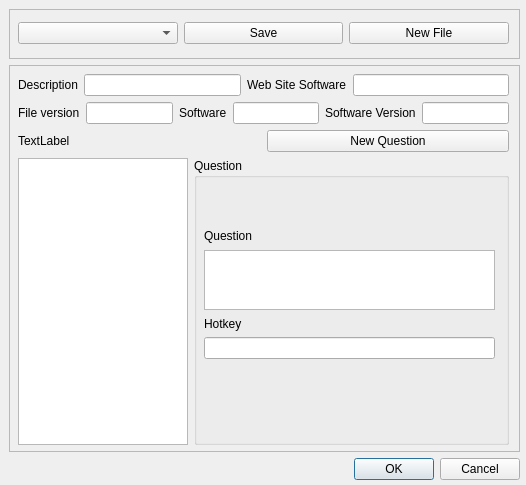
First picture: the form in editor.ui, repository Mte90/LearnHotkeys, before the edit.
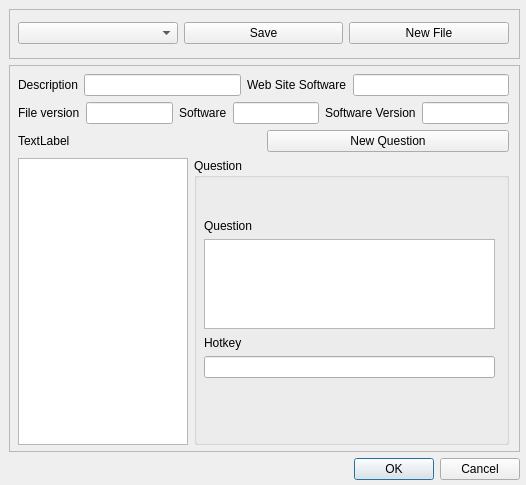
Second picture: the form after the edit.

Commit message: more height on question field editor

```diff
--- a/editor.ui
+++ b/editor.ui
@@ -226,9 +226,9 @@
              <property name="geometry">
               <rect>
                <x>10</x>
-               <y>70</y>
+               <y>60</y>
                <width>291</width>
-               <height>131</height>
+               <height>160</height>
               </rect>
              </property>
              <layout class="QGridLayout" name="gridLayout_4">
@@ -260,7 +260,7 @@
                 <property name="maximumSize">
                  <size>
                   <width>16777215</width>
-                  <height>60</height>
+                  <height>90</height>
                  </size>
                 </property>
                </widget>
```
The commit also changes 1 other file.
